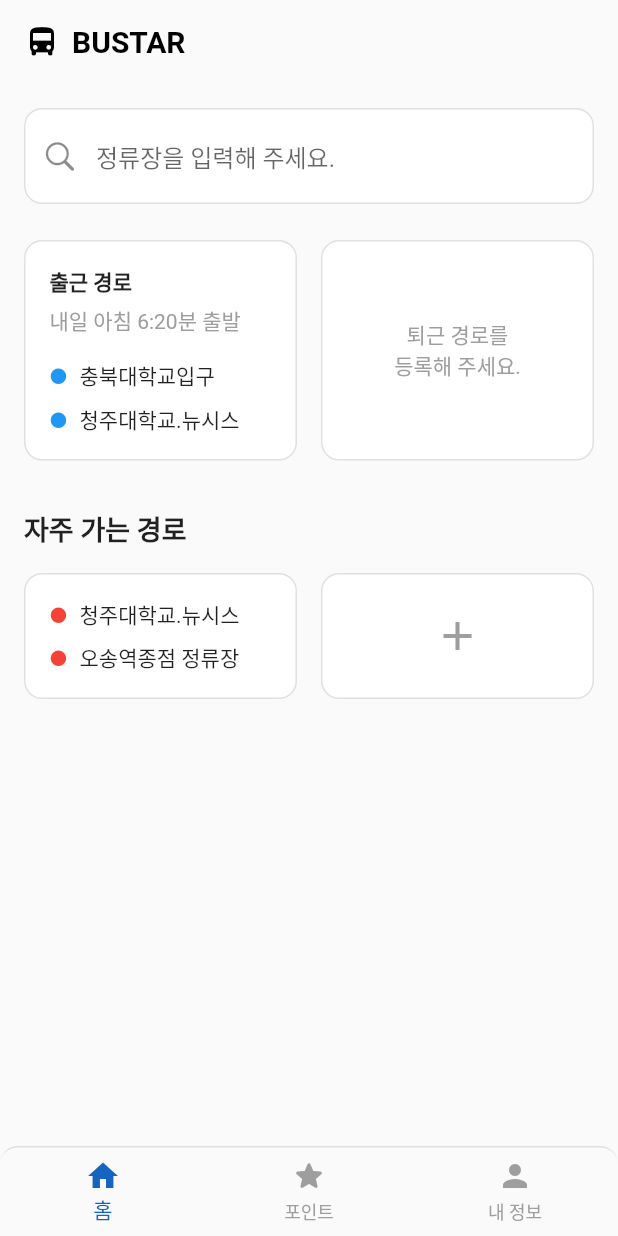
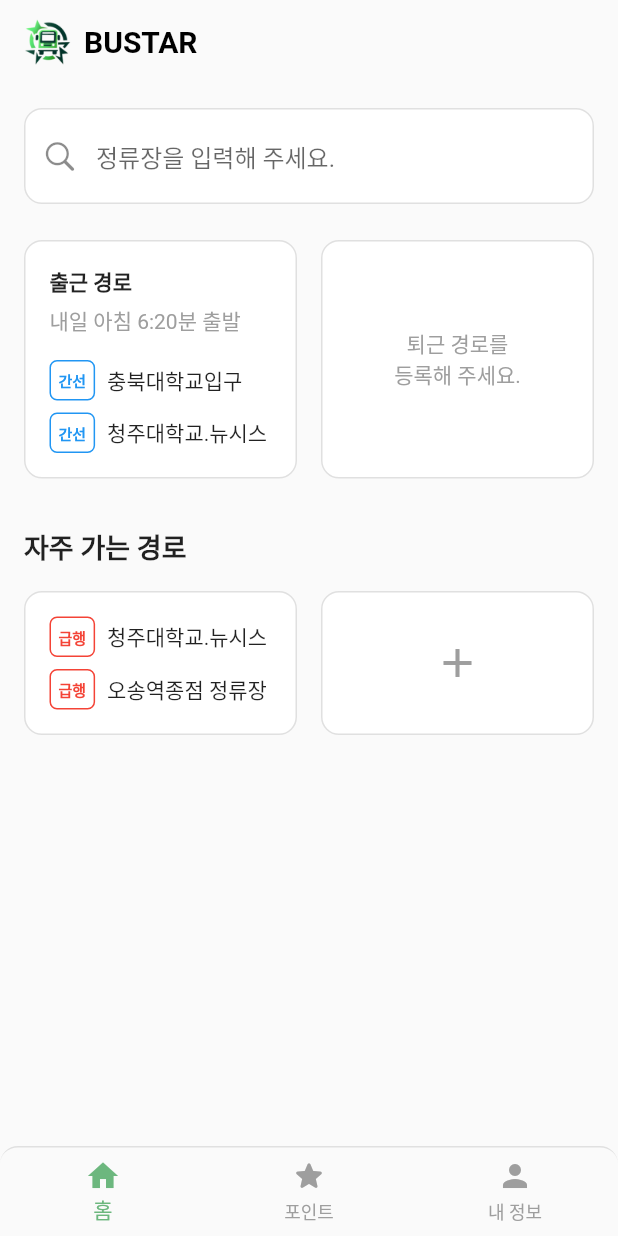
Before and after one commit to LikeLion-CJU-CPR/bustar_app, a Flutter app: the screen it shows after launch, on a phone screen of 412 x 824 dp. Run offline on Flutter 3.47's test engine with Material 3 defaults, Android fonts, the phone set to English and light mode, and no system bars.

Commit message:
feat: 홈 페이지 디자인 변경

```diff
--- a/lib/main_screen.dart
+++ b/lib/main_screen.dart
@@ -47,7 +47,7 @@ class _MainScreenState extends State<MainScreen> {
             BottomNavigationBarItem(icon: Icon(Icons.person), label: '내 정보'),
           ],
           currentIndex: _selectedIndex,
-          selectedItemColor: Colors.blue[800],
+          selectedItemColor: const Color(0xFF6CB77E),
           unselectedItemColor: Colors.grey,
           onTap: _onItemTapped,
           type: BottomNavigationBarType.fixed,
--- a/lib/screens/home/home_screen.dart
+++ b/lib/screens/home/home_screen.dart
@@ -12,11 +12,11 @@ class RouteSearchScreen extends StatelessWidget {
     return Scaffold(
       backgroundColor: Colors.grey.shade50,
       appBar: AppBar(
-        title: const Row(
+        title: Row(
           children: [
-            Icon(Icons.directions_bus, color: Colors.black),
-            SizedBox(width: 8),
-            Text(
+            Image.asset('assets/images/bustar_icon.png', width: 32, height: 32),
+            const SizedBox(width: 8),
+            const Text(
               'BUSTAR',
               style: TextStyle(
                 color: Colors.black,
--- /dev/null
+++ b/lib/screens/home/widgets/build_route_row.dart
@@ -0,0 +1,47 @@
+import 'package:flutter/material.dart';
+
+class BuildRouteRow extends StatelessWidget {
+  final String text;
+  final Color color;
+
+  const BuildRouteRow({super.key, required this.text, required this.color});
+
+  @override
+  Widget build(BuildContext context) {
+    String type;
+    if (color == Colors.blue) {
+      type = "간선";
+    } else if (color == Colors.red) {
+      type = "급행";
+    } else {
+      type = "순환";
+    }
+    double defaultSize = 10;
+
+    return Row(
+      children: [
+        Container(
+          decoration: BoxDecoration(
+            color: Colors.transparent,
+            shape: BoxShape.rectangle,
+            borderRadius: const BorderRadius.all(Radius.circular(5)),
+            border: Border.all(color: color, width: 1),
+          ),
+          child: Padding(
+            padding: const EdgeInsets.all(5),
+            child: Text(
+              type,
+              style: TextStyle(
+                color: color,
+                fontSize: defaultSize,
+                fontWeight: FontWeight.bold,
+              ),
+            ),
+          ),
+        ),
+        const SizedBox(width: 8),
+        Expanded(child: Text(text)),
+      ],
+    );
+  }
+}
--- a/lib/screens/home/widgets/commute_routes_panel.dart
+++ b/lib/screens/home/widgets/commute_routes_panel.dart
@@ -1,8 +1,8 @@
 import 'package:flutter/material.dart';
-import 'package:flutter/cupertino.dart';
 
 import 'package:bustar_app/widgets/custom_card.dart';
 import 'package:bustar_app/screens/route/route_status_screen.dart';
+import 'package:bustar_app/screens/home/widgets/build_route_row.dart';
 
 class CommuteCardsPanel extends StatelessWidget {
   const CommuteCardsPanel({super.key});
@@ -24,32 +24,24 @@ class CommuteCardsPanel extends StatelessWidget {
                   ),
                 );
               },
-              child: CustomCard(
-                padding: const EdgeInsets.all(16),
+              child: const CustomCard(
+                padding: EdgeInsets.all(16),
                 child: Column(
                   crossAxisAlignment: CrossAxisAlignment.start,
                   children: [
-                    const Text(
+                    Text(
                       '출근 경로',
                       style: TextStyle(fontWeight: FontWeight.bold),
                     ),
-                    const SizedBox(height: 5),
-                    const Text(
+                    SizedBox(height: 5),
+                    Text(
                       "내일 아침 6:20분 출발",
                       style: TextStyle(color: Colors.grey, fontSize: 14),
                     ),
-                    const SizedBox(height: 16),
-                    _buildRouteRow(
-                      CupertinoIcons.circle_filled,
-                      '충북대학교입구',
-                      Colors.blue,
-                    ),
-                    const SizedBox(height: 8),
-                    _buildRouteRow(
-                      CupertinoIcons.circle_filled,
-                      '청주대학교.뉴시스',
-                      Colors.blue,
-                    ),
+                    SizedBox(height: 16),
+                    BuildRouteRow(text: '충북대학교입구', color: Colors.blue),
+                    SizedBox(height: 8),
+                    BuildRouteRow(text: '청주대학교.뉴시스', color: Colors.blue),
                   ],
                 ),
               ),
@@ -73,14 +65,4 @@ class CommuteCardsPanel extends StatelessWidget {
       ),
     );
   }
-
-  Widget _buildRouteRow(IconData icon, String text, Color color) {
-    return Row(
-      children: [
-        Icon(icon, size: 12, color: color),
-        const SizedBox(width: 8),
-        Expanded(child: Text(text)),
-      ],
-    );
-  }
 }
--- a/lib/screens/home/widgets/favorite_routes_card.dart
+++ b/lib/screens/home/widgets/favorite_routes_card.dart
@@ -1,8 +1,8 @@
-import 'package:flutter/cupertino.dart';
 import 'package:flutter/material.dart';
 
 import 'package:bustar_app/widgets/custom_card.dart';
 import 'package:bustar_app/screens/route/route_status_screen.dart';
+import 'package:bustar_app/screens/home/widgets/build_route_row.dart';
 
 class FavoriteRoutesSection extends StatefulWidget {
   const FavoriteRoutesSection({super.key});
@@ -87,22 +87,12 @@ class _FavoriteRoutesSectionState extends State<FavoriteRoutesSection> {
             : Column(
                 crossAxisAlignment: CrossAxisAlignment.start,
                 children: [
-                  _buildRouteRow(CupertinoIcons.circle_filled, from, fromColor),
+                  BuildRouteRow(text: from, color: fromColor),
                   const SizedBox(height: 8),
-                  _buildRouteRow(CupertinoIcons.circle_filled, to, toColor),
+                  BuildRouteRow(text: to, color: toColor),
                 ],
               ),
       ),
     );
   }
-
-  Widget _buildRouteRow(IconData icon, String text, Color color) {
-    return Row(
-      children: [
-        Icon(icon, size: 12, color: color),
-        const SizedBox(width: 8),
-        Text(text),
-      ],
-    );
-  }
 }
--- a/pubspec.yaml
+++ b/pubspec.yaml
@@ -60,7 +60,8 @@ flutter:
   uses-material-design: true
 
   # To add assets to your application, add an assets section, like this:
-  # assets:
+  assets:
+    - assets/images/
   #   - images/a_dot_burr.jpeg
   #   - images/a_dot_ham.jpeg
 
```
Also changed, not shown: assets/images/bustar_icon.png (added).
